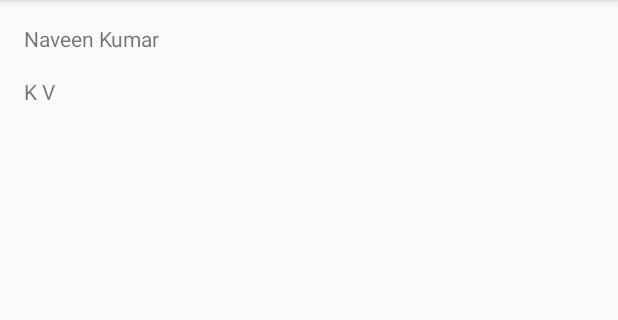
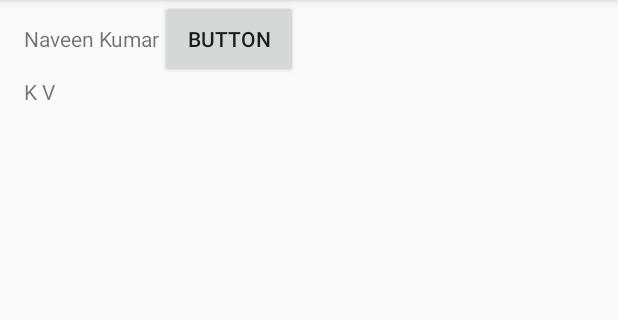
Before and after one commit to naveenkkv/DataBindingTest, an Android app: the screen it shows after launch (MainActivity), on a phone screen of 412 x 824 dp, the part 84-404 px from its top. Run offline under Robolectric (Android 15) with nearby library versions, the phone set to English and light mode, and no system bars; our stand-ins replace data binding.

```diff
--- a/app/src/main/res/layout/activity_main.xml
+++ b/app/src/main/res/layout/activity_main.xml
@@ -35,6 +35,14 @@
             app:layout_constraintTop_toBottomOf="@+id/firstname"
             android:layout_marginTop="16dp" />
 
+        <Button
+            android:text="Button"
+            android:layout_width="92dp"
+            android:layout_height="52dp"
+            tools:layout_editor_absoluteY="175dp"
+            android:id="@+id/button2"
+            tools:layout_constraintLeft_creator="2"
+            app:layout_constraintLeft_toRightOf="@+id/firstname"/>
 
 
         <!--
```
Also changed, not shown: app/build.gradle (+4 -4 lines).
